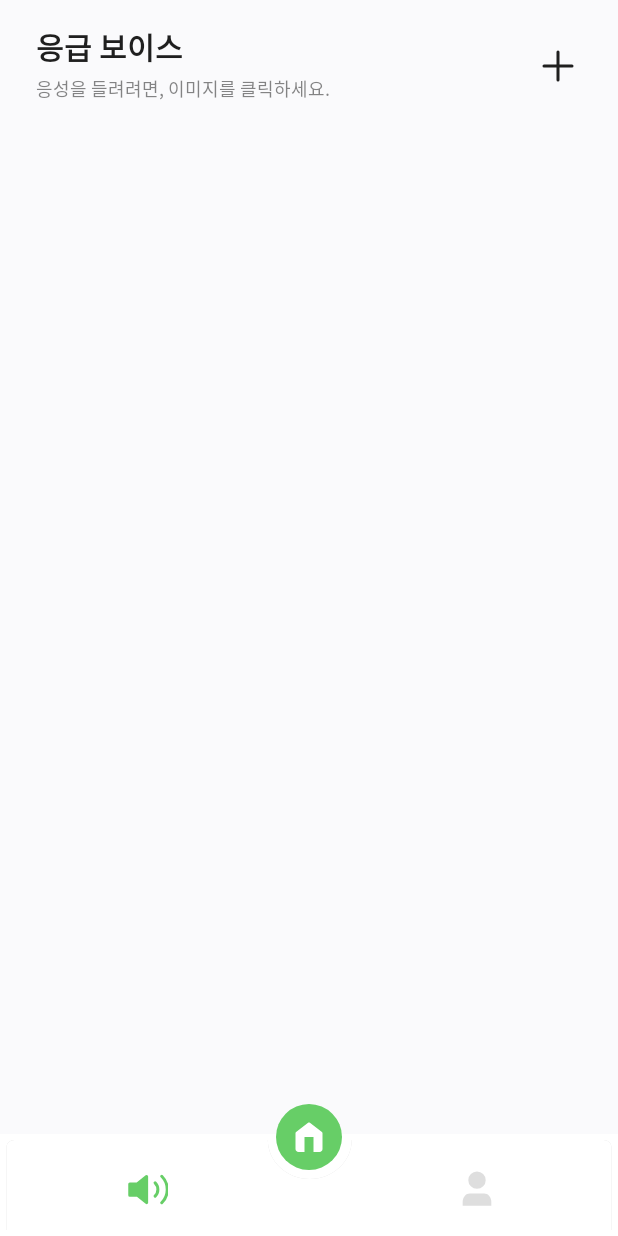
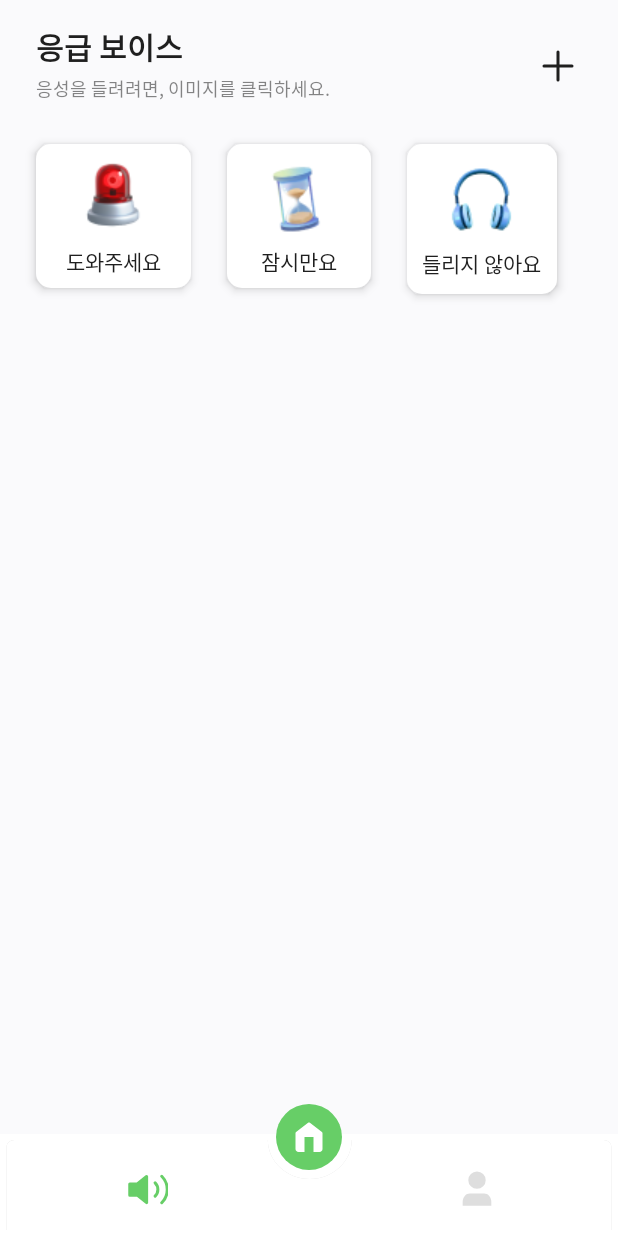
Before and after one commit to HEAROAD/Hearoad_Android, an Android app: the SoundFragment screen opened through its navigation route, on a phone screen of 412 x 824 dp. Run offline under Robolectric (Android 15) with nearby library versions, the phone set to English and light mode, and no system bars; our stand-ins replace navigation-ui.

Commit message:
Design: custombar, bottomsheet, sound, chat

```diff
--- a/app/src/main/res/layout/fragment_guide.xml
+++ b/app/src/main/res/layout/fragment_guide.xml
@@ -19,6 +19,7 @@
 
         <!-- 첫 번째 아이템 -->
         <androidx.constraintlayout.widget.ConstraintLayout
+            android:id="@+id/cl_guide_1"
             android:layout_width="wrap_content"
             android:layout_height="wrap_content"
             android:paddingHorizontal="20dp"
--- a/app/src/main/res/layout/fragment_sound.xml
+++ b/app/src/main/res/layout/fragment_sound.xml
@@ -42,16 +42,103 @@
         android:layout_marginTop="4dp"
         android:layout_marginEnd="24dp"/>
 
+    <androidx.appcompat.widget.LinearLayoutCompat
+        android:id="@+id/iv_sound_1"
+        android:layout_width="wrap_content"
+        android:layout_height="wrap_content"
+        android:background="@drawable/shape_roundbox_10"
+        android:elevation="4dp"
+        android:orientation="vertical"
+        app:layout_constraintTop_toBottomOf="@id/tv_sound_sub"
+        app:layout_constraintStart_toStartOf="parent"
+        android:layout_marginTop="28dp"
+        android:layout_marginLeft="24dp"
+        android:paddingTop="7dp"
+        android:paddingHorizontal="20dp"
+        android:paddingBottom="7dp"
+        android:gravity="center">
+        <ImageView
+            android:layout_width="wrap_content"
+            android:layout_height="wrap_content"
+            android:background="@drawable/img_sound_help"
+            />
+        <TextView
+            android:layout_width="wrap_content"
+            android:layout_height="wrap_content"
+            android:text="도와주세요"
+            android:textSize="14sp"
+            android:textColor="@color/font"
+            android:layout_marginTop="4dp"/>
+    </androidx.appcompat.widget.LinearLayoutCompat>
+
+    <androidx.appcompat.widget.LinearLayoutCompat
+        android:id="@+id/iv_sound_2"
+        android:layout_width="wrap_content"
+        android:layout_height="wrap_content"
+        android:layout_marginStart="24dp"
+        android:background="@drawable/shape_roundbox_10"
+        android:elevation="4dp"
+        android:gravity="center"
+        android:orientation="vertical"
+        android:paddingHorizontal="20dp"
+        android:paddingTop="7dp"
+        android:paddingBottom="7dp"
+        app:layout_constraintStart_toEndOf="@id/iv_sound_1"
+        app:layout_constraintTop_toTopOf="@id/iv_sound_1">
+
+        <ImageView
+            android:layout_width="wrap_content"
+            android:layout_height="wrap_content"
+            android:background="@drawable/img_sound_wait" />
+
+        <TextView
+            android:layout_width="wrap_content"
+            android:layout_height="wrap_content"
+            android:layout_marginTop="4dp"
+            android:text="잠시만요"
+            android:textColor="@color/font"
+            android:textSize="14sp" />
+    </androidx.appcompat.widget.LinearLayoutCompat>
+
+
+    <androidx.appcompat.widget.LinearLayoutCompat
+        android:id="@+id/iv_sound_3"
+        android:layout_width="100dp"
+        android:layout_height="100dp"
+        android:layout_marginStart="24dp"
+        android:background="@drawable/shape_roundbox_10"
+        android:elevation="4dp"
+        android:gravity="center"
+        android:orientation="vertical"
+        android:paddingTop="7dp"
+        android:paddingBottom="7dp"
+        app:layout_constraintStart_toEndOf="@id/iv_sound_2"
+        app:layout_constraintTop_toTopOf="@id/iv_sound_2">
+
+        <ImageView
+            android:layout_width="wrap_content"
+            android:layout_height="wrap_content"
+            android:background="@drawable/img_sound_hear" />
+
+        <TextView
+            android:layout_width="wrap_content"
+            android:layout_height="wrap_content"
+            android:layout_marginTop="4dp"
+            android:text="들리지 않아요"
+            android:textColor="@color/font"
+            android:textSize="14sp" />
+    </androidx.appcompat.widget.LinearLayoutCompat>
 
     <androidx.recyclerview.widget.RecyclerView
         android:id="@+id/recyclerView"
         android:layout_width="match_parent"
         android:layout_height="0dp"
-        app:layout_constraintTop_toBottomOf="@id/tv_sound_sub"
+        android:paddingHorizontal="24dp"
+        app:layout_constraintTop_toBottomOf="@id/iv_sound_1"
         app:layout_constraintBottom_toBottomOf="parent"
         app:layout_constraintStart_toStartOf="parent"
         app:layout_constraintEnd_toEndOf="parent"
-        android:layout_marginTop="28dp"
+        android:layout_marginTop="20dp"
         app:layoutManager="androidx.recyclerview.widget.GridLayoutManager"
-        tools:listitem="@layout/item_sound"/>
+        />
 </androidx.constraintlayout.widget.ConstraintLayout>
```
Also changed, not shown: app/src/main/java/com/hearoad/hearoad/ui/CustomToolbar.kt (added, +43 -0 lines), app/src/main/res/layout/activity_chatcamera.xml (added, +65 -0 lines), app/src/main/res/layout/bottomsheet_addsound.xml (added, +105 -0 lines), app/src/main/res/layout/item_guide.xml (added, +35 -0 lines), app/src/main/res/layout/item_sound.xml (+22 -16 lines).
